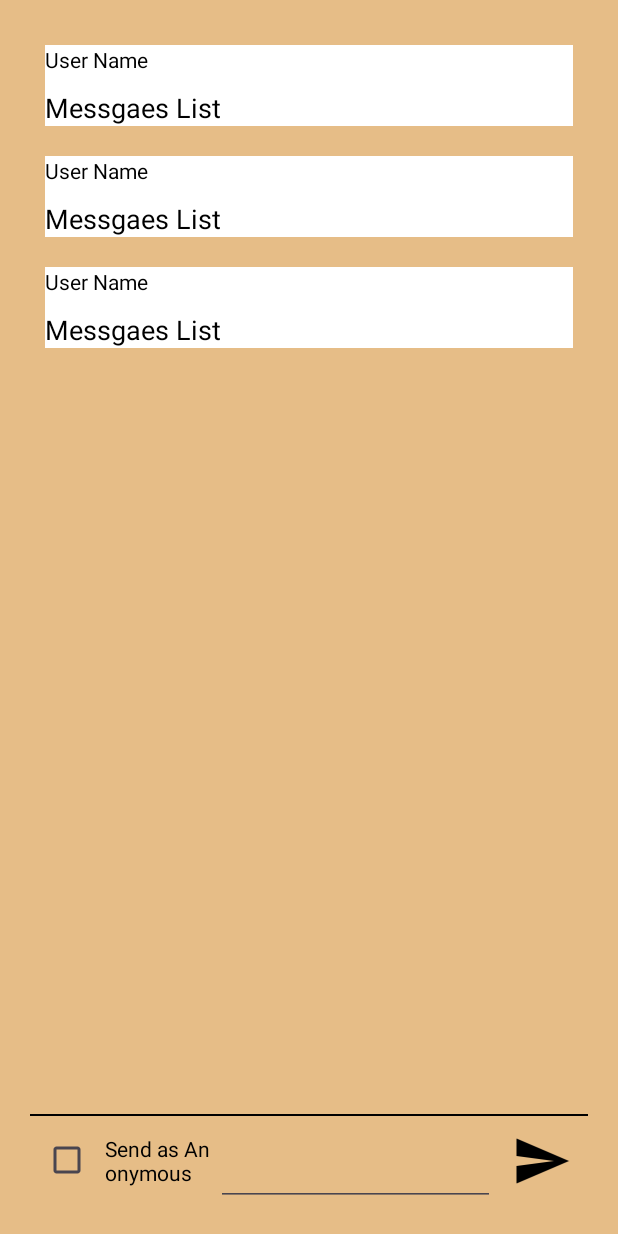
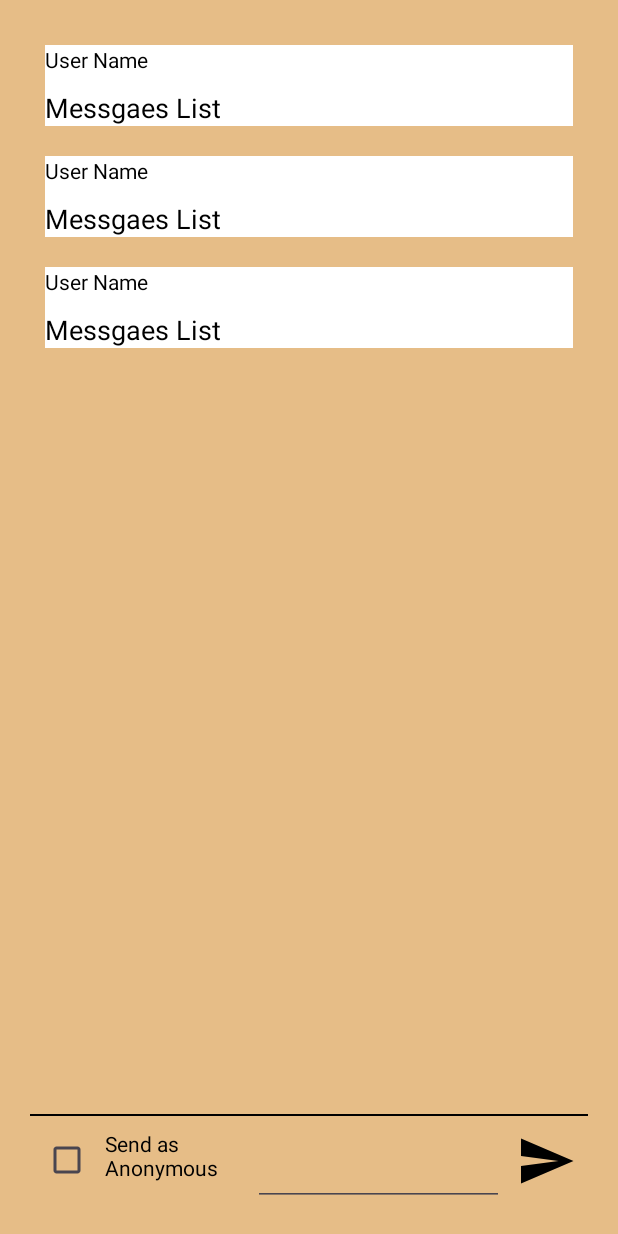
Before and after one commit to ankanchanda/Major, an Android app: the layout activity_group_cchat.xml on its own in the app's theme, with its tools: preview values and no code run, on a phone screen of 412 x 824 dp. Run offline under Robolectric (Android 15) with nearby library versions, the phone set to English and light mode, and no system bars.

```diff
--- a/app/src/main/res/layout/activity_group_cchat.xml
+++ b/app/src/main/res/layout/activity_group_cchat.xml
@@ -31,7 +31,7 @@
         android:id="@+id/lini_dummy"
         android:layout_width="match_parent"
         android:layout_height="60dp"
-        android:weightSum="3"
+        android:weightSum="5"
         android:layout_alignParentBottom="true"
         android:orientation="horizontal">
 
@@ -40,7 +40,7 @@
             android:layout_height="match_parent"
             android:gravity="center_vertical"
             android:orientation="horizontal"
-            android:layout_weight="1">
+            android:layout_weight="2">
 
             <CheckBox
                 android:id="@+id/usersChatCheckAnonymus"
@@ -51,9 +51,10 @@
 
             <TextView
                 android:layout_width="wrap_content"
-                android:layout_height="wrap_content"
-                android:textColor="@android:color/black"
-                android:text="Send as Anonymous"/>
+                android:layout_height="42dp"
+                android:maxLines="2"
+                android:text="Send as   Anonymous"
+                android:textColor="@android:color/black" />
 
 
 
@@ -62,7 +63,7 @@
         <LinearLayout
             android:layout_width="0dp"
             android:layout_height="match_parent"
-            android:layout_weight="2"
+            android:layout_weight="3"
             android:weightSum="4"
             android:gravity="center_vertical"
             android:orientation="horizontal">
```
